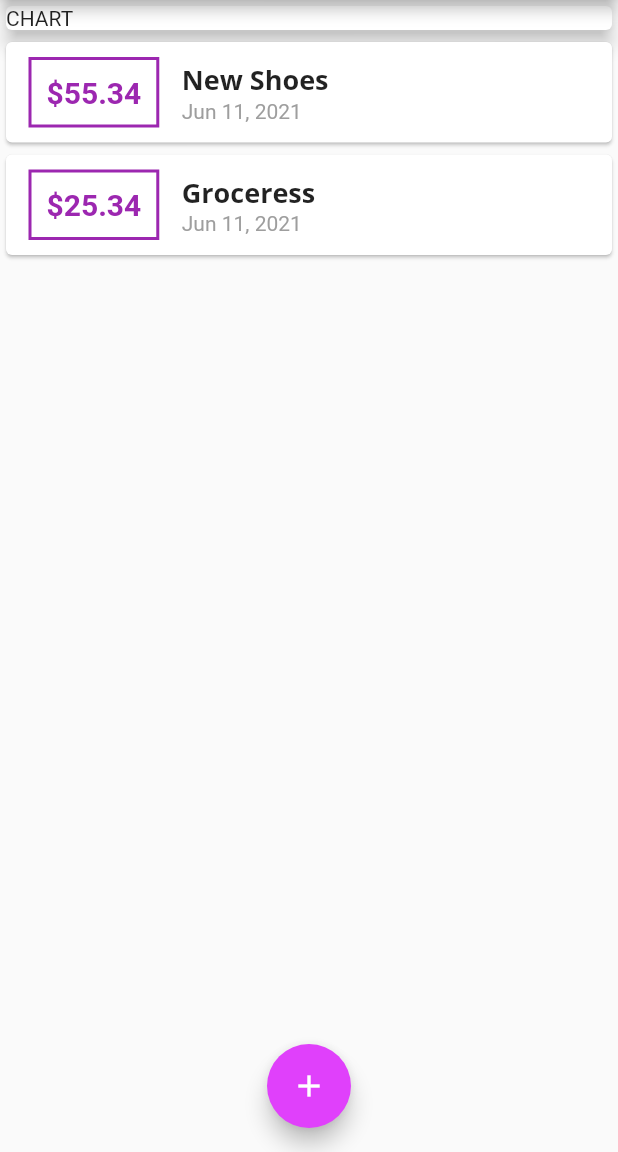
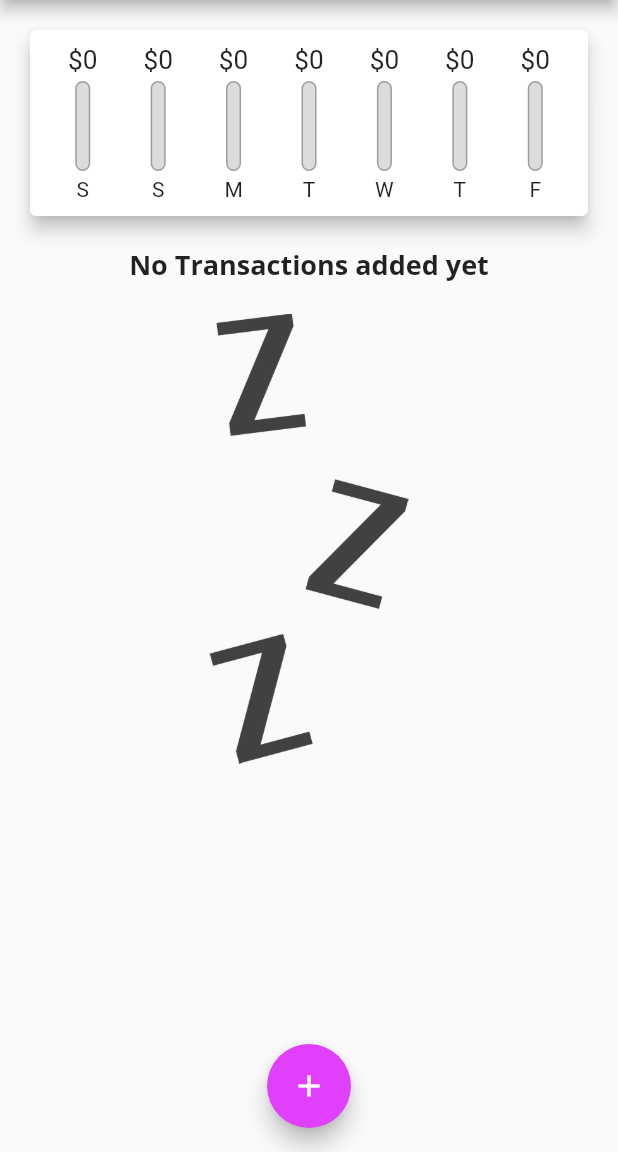
Before and after one commit to Prince7195/flutter_personal_expence, a Flutter app: the screen it shows after launch, on a phone screen of 412 x 824 dp, the part 84-1236 px from its top. Run offline on Flutter 3.47's test engine with Material 2 defaults, Android fonts, the phone set to English and light mode, and no system bars.

Commit message:
charts and values

```diff
--- a/lib/main.dart
+++ b/lib/main.dart
@@ -1,5 +1,6 @@
 import 'package:flutter/material.dart';
 
+import './widgets/chart.dart';
 import './models/transaction.dart';
 import './widgets/new_transactions.dart';
 import './widgets/transaction_list.dart';
@@ -44,19 +45,31 @@ class MyHomePage extends StatefulWidget {
 
 class _MyHomePageState extends State<MyHomePage> {
   final List<Transaction> _transactions = [
-    Transaction(
-      id: 'trx1',
-      title: 'New Shoes',
-      amount: 55.34,
-      date: DateTime.now(),
-    ),
-    Transaction(
-      id: 'trx2',
-      title: 'Groceress',
-      amount: 25.34,
-      date: DateTime.now(),
-    ),
+    // Transaction(
+    //   id: 'trx1',
+    //   title: 'New Shoes',
+    //   amount: 55.34,
+    //   date: DateTime.now(),
+    // ),
+    // Transaction(
+    //   id: 'trx2',
+    //   title: 'Groceress',
+    //   amount: 25.34,
+    //   date: DateTime.now(),
+    // ),
   ];
+
+  List<Transaction> get _recentTransactions {
+    return _transactions.where((trx) {
+      return trx.date.isAfter(
+        DateTime.now().subtract(
+          Duration(
+            days: 7,
+          ),
+        ),
+      );
+    }).toList();
+  }
 
   void _addNewTransaction(String title, double amount) {
     final newTrx = Transaction(
@@ -104,13 +117,7 @@ class _MyHomePageState extends State<MyHomePage> {
         child: Column(
           crossAxisAlignment: CrossAxisAlignment.stretch,
           children: [
-            Container(
-              width: double.infinity,
-              child: Card(
-                child: Text('CHART'),
-                elevation: 5,
-              ),
-            ),
+            Chart(_recentTransactions),
             TransactionList(_transactions),
           ],
         ),
--- /dev/null
+++ b/lib/widgets/chart.dart
@@ -0,0 +1,65 @@
+import 'package:flutter/material.dart';
+import 'package:intl/intl.dart';
+
+import './chart_bar.dart';
+import '../models/transaction.dart';
+
+class Chart extends StatelessWidget {
+  final List<Transaction> recentTransaction;
+
+  Chart(this.recentTransaction);
+
+  List<Map<String, Object>> get groupedTransactionValues {
+    return List.generate(7, (index) {
+      final weekDay = DateTime.now().subtract(Duration(days: index));
+      var totalSum = 0.0;
+
+      for (var i = 0; i < recentTransaction.length; i++) {
+        if (recentTransaction[i].date.day == weekDay.day &&
+            recentTransaction[i].date.month == weekDay.month &&
+            recentTransaction[i].date.year == weekDay.year) {
+          totalSum += recentTransaction[i].amount;
+        }
+      }
+      return {
+        'day': DateFormat.E().format(weekDay).substring(0, 1),
+        'amount': totalSum,
+      };
+    }).reversed.toList();
+  }
+
+  double get totalSpending {
+    return groupedTransactionValues.fold(0.0, (sum, tx) {
+      return sum + (tx['amount'] as double);
+    });
+  }
+
+  @override
+  Widget build(BuildContext context) {
+    print(groupedTransactionValues);
+    return Card(
+      elevation: 5,
+      margin: EdgeInsets.all(20),
+      child: Padding(
+        padding: EdgeInsets.all(10),
+        child: Row(
+          mainAxisAlignment: MainAxisAlignment.spaceAround,
+          children: groupedTransactionValues.map((tx) {
+            final label = tx['day'] as String;
+            final amount = tx['amount'] as double;
+            final pctOfTotalSpending =
+                totalSpending > 0 ? amount / totalSpending : 0.0;
+            return Flexible(
+              fit: FlexFit.tight,
+              child: ChartBar(
+                label,
+                amount,
+                pctOfTotalSpending,
+              ),
+            );
+          }).toList(),
+        ),
+      ),
+    );
+  }
+}
--- /dev/null
+++ b/lib/widgets/chart_bar.dart
@@ -0,0 +1,55 @@
+import 'package:flutter/material.dart';
+
+class ChartBar extends StatelessWidget {
+  final String label;
+  final double spendingAmt;
+  final double spendingPctOfTotal;
+  ChartBar(this.label, this.spendingAmt, this.spendingPctOfTotal);
+
+  @override
+  Widget build(BuildContext context) {
+    return Column(
+      children: [
+        Container(
+          height: 20,
+          child: FittedBox(
+            child: Text('\$${spendingAmt.toStringAsFixed(0)}'),
+          ),
+        ),
+        SizedBox(
+          height: 4,
+        ),
+        Container(
+          height: 60,
+          width: 10,
+          child: Stack(
+            children: [
+              Container(
+                decoration: BoxDecoration(
+                    border: Border.all(
+                      width: 1.0,
+                      color: Colors.grey,
+                    ),
+                    borderRadius: BorderRadius.circular(10),
+                    color: Color.fromRGBO(220, 220, 220, 1)),
+              ),
+              FractionallySizedBox(
+                heightFactor: spendingPctOfTotal,
+                child: Container(
+                  decoration: BoxDecoration(
+                    color: Theme.of(context).primaryColor,
+                    borderRadius: BorderRadius.circular(10),
+                  ),
+                ),
+              ),
+            ],
+          ),
+        ),
+        SizedBox(
+          height: 4,
+        ),
+        Text(label),
+      ],
+    );
+  }
+}
--- a/lib/widgets/transaction_list.dart
+++ b/lib/widgets/transaction_list.dart
@@ -12,50 +12,57 @@ class TransactionList extends StatelessWidget {
   Widget build(BuildContext context) {
     return Container(
       height: 600,
-      child: ListView.builder(
+      child: transactions.isEmpty
+          ? Column(
+              children: [
+                Text(
+                  'No Transactions added yet',
+                  style: Theme.of(context).textTheme.headline6,
+                ),
+                SizedBox(
+                  height: 20,
+                ),
+                Container(
+                  height: 300,
+                  child: Image.asset(
+                    'assets/images/waiting.png',
+                    fit: BoxFit.cover,
+                  ),
+                ),
+              ],
+            )
+          : ListView.builder(
               itemCount: transactions.length,
               itemBuilder: (ctx, idx) {
                 final trx = transactions[idx];
                 return Card(
-            child: Row(
-              children: [
-                Container(
+                  elevation: 5,
+                  margin: EdgeInsets.symmetric(
+                    vertical: 5,
+                    horizontal: 5,
+                  ),
+                  child: ListTile(
+                    leading: CircleAvatar(
+                      radius: 30,
+                      child: Padding(
+                        padding: EdgeInsets.all(5),
+                        child: FittedBox(
                           child: Text(
                             '\$${trx.amount.toStringAsFixed(2)}',
-                    style: TextStyle(
-                      color: Theme.of(context).primaryColor,
-                      fontWeight: FontWeight.bold,
-                      fontSize: 20,
-                    ),
-                  ),
-                  margin: EdgeInsets.symmetric(
-                    vertical: 10,
-                    horizontal: 15,
-                  ),
-                  padding: EdgeInsets.all(10),
-                  decoration: BoxDecoration(
-                    border: Border.all(
-                      width: 2,
-                      color: Theme.of(context).primaryColor,
                           ),
                         ),
                       ),
-                Column(
-                  crossAxisAlignment: CrossAxisAlignment.start,
-                  children: [
-                    Text(
+                    ),
+                    title: Text(
                       trx.title,
                       style: Theme.of(context).textTheme.headline6,
                     ),
-                    Text(
+                    subtitle: Text(
                       DateFormat.yMMMd().format(trx.date),
                       style: TextStyle(
                         color: Colors.grey,
                       ),
                     ),
-                  ],
-                )
-              ],
                   ),
                 );
               },
--- a/pubspec.yaml
+++ b/pubspec.yaml
@@ -44,8 +44,8 @@ flutter:
   uses-material-design: true
 
   # To add assets to your application, add an assets section, like this:
-  # assets:
-  #   - images/a_dot_burr.jpeg
+  assets:
+    - assets/images/waiting.png
   #   - images/a_dot_ham.jpeg
 
   # An image asset can refer to one or more resolution-specific "variants", see
```
Also changed, not shown: assets/images/waiting.png (added). Lines whose indentation alone changed are shown as unchanged.
